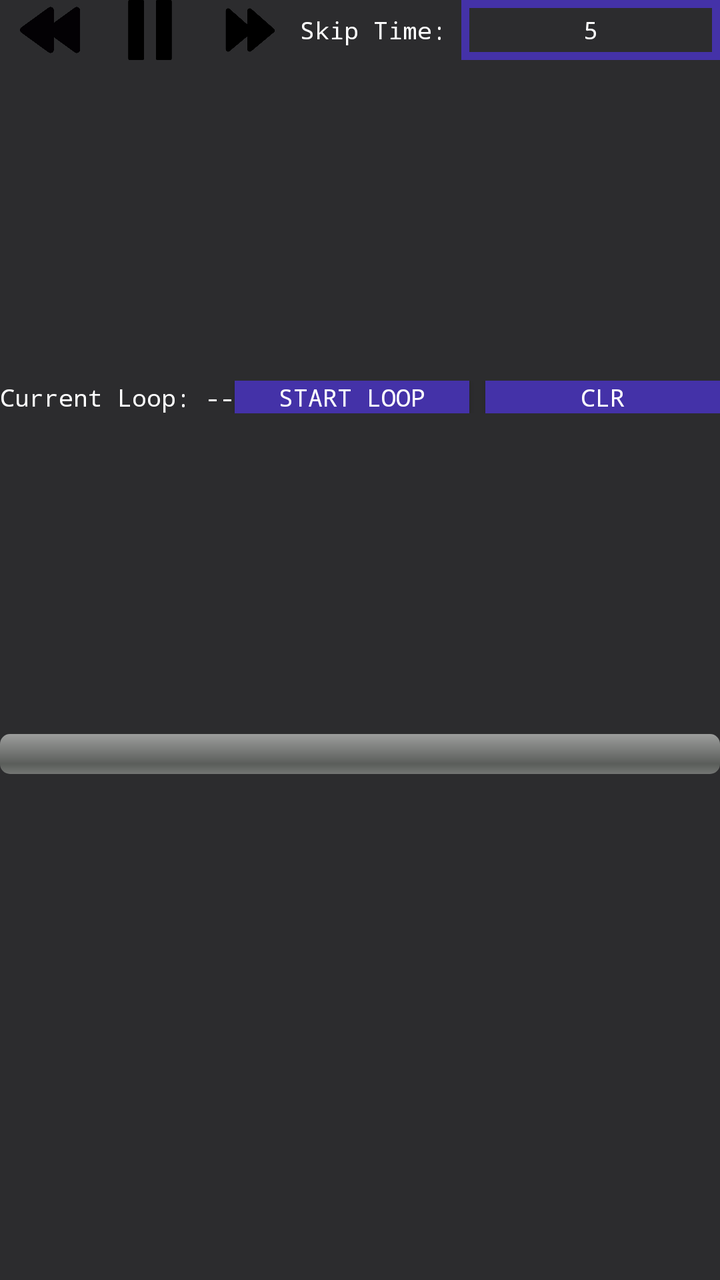
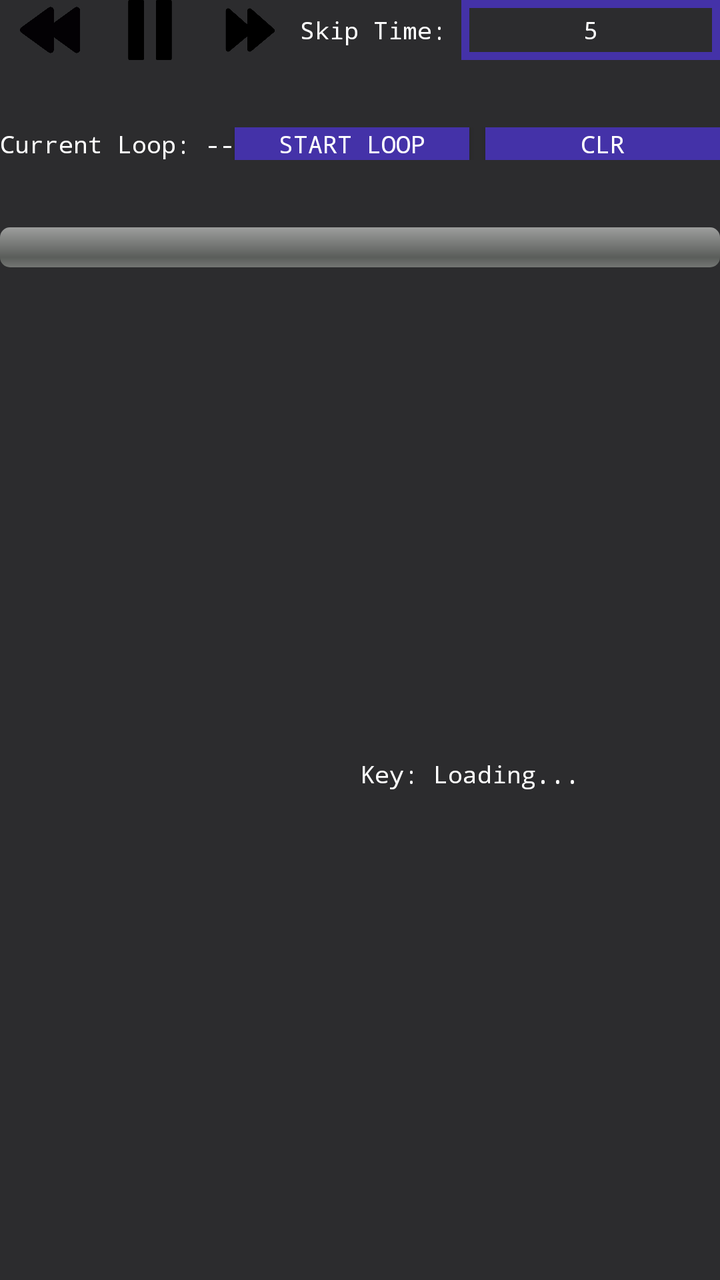

An Android layout rendered at two revisions. The XML below is the earlier revision; the diff shows what the commit changed to produce the second picture.
<!-- AndroidManifest.xml: application theme Theme.Videoplaybackerandroid -->
<!-- res/layout/dashboard.xml -->
<?xml version="1.0" encoding="utf-8"?>
<androidx.constraintlayout.widget.ConstraintLayout xmlns:android="http://schemas.android.com/apk/res/android"
    xmlns:app="http://schemas.android.com/apk/res-auto"
    android:layout_width="match_parent"
    android:layout_height="wrap_content"
    android:theme="@style/Theme.Dashboard"
    >

    <LinearLayout
        android:id="@+id/time_controls"
        android:layout_width="match_parent"
        android:layout_height="wrap_content"
        android:gravity="center"
        android:orientation="horizontal"
        app:layout_constraintEnd_toEndOf="parent"
        app:layout_constraintStart_toStartOf="parent"
        app:layout_constraintTop_toTopOf="parent">

        <androidx.appcompat.widget.AppCompatButton
            android:id="@+id/rewind"
            android:layout_width="30dp"
            android:layout_height="30dp"
            android:layout_marginHorizontal="10dp"
            android:background="@drawable/rewind_button"
            android:contentDescription="rewind" />

        <androidx.appcompat.widget.AppCompatButton
            android:id="@+id/pause"
            android:layout_width="30dp"
            android:layout_height="30dp"
            android:layout_marginHorizontal="10dp"
            android:background="@drawable/pause"
            android:contentDescription="pause" />

        <androidx.appcompat.widget.AppCompatButton
            android:id="@+id/fast_forward"
            android:layout_width="30dp"
            android:layout_height="30dp"
            android:layout_marginHorizontal="10dp"
            android:background="@drawable/fast_forward"
            android:backgroundTint="@null"
            android:contentDescription="ff" />

        <TextView
            android:layout_width="wrap_content"
            android:layout_height="wrap_content"

            android:text="Skip Time: "
             />

        <EditText
            android:id="@+id/skip_time_input"
            android:layout_width="0dp"
            android:layout_height="30dp"
            android:layout_weight="1"
            android:background="@drawable/input_style"
            android:gravity="center"
            android:inputType="numberDecimal"
            android:text="5"
            android:textColor="@color/white"
             />

    </LinearLayout>

    <LinearLayout
        android:id="@+id/loop_controls"
        android:layout_width="match_parent"
        android:layout_height="wrap_content"
        android:gravity="center"
        android:orientation="horizontal"
        app:layout_constraintBottom_toTopOf="@id/progress_section"
        app:layout_constraintEnd_toEndOf="parent"
        app:layout_constraintStart_toStartOf="parent"
        app:layout_constraintTop_toBottomOf="@id/time_controls">

        <TextView
            android:id="@+id/tvCurrentText"
            android:layout_width="0dp"
            android:layout_height="match_parent"
            android:layout_weight="1"
            android:gravity="center"
            android:text="@string/current_loop_null_value" />

        <Button
            android:id="@+id/loop_button"
            android:layout_width="0dp"
            android:layout_height="match_parent"
            android:layout_marginEnd="8dp"
            android:layout_weight="1"
            android:background="@drawable/generic_button"
            android:minWidth="0dp"
            android:minHeight="0dp"
            android:padding="0dp"
            android:text="Start Loop" />

        <Button
            android:id="@+id/clear_button"
            android:layout_width="0dp"
            android:layout_height="match_parent"
            android:layout_weight="1"
            android:background="@drawable/generic_button"
            android:minWidth="0dp"
            android:minHeight="0dp"
            android:padding="0dp"
            android:insetLeft="0dp"
            android:insetRight="0dp"
            android:text="CLR" />

    </LinearLayout>

    <LinearLayout
        android:id="@+id/progress_section"
        android:layout_width="match_parent"
        android:layout_height="wrap_content"
        android:gravity="center"
        android:orientation="horizontal"
        app:layout_constraintEnd_toEndOf="parent"
        app:layout_constraintStart_toStartOf="parent"
        app:layout_constraintTop_toTopOf="@id/loop_controls"
        android:layout_marginTop="50dp"
        app:layout_constraintBottom_toTopOf="@id/beats_section">

        <ProgressBar
            android:id="@+id/progress_bar"
            android:layout_width="match_parent"
            android:layout_height="match_parent"
            style="@android:style/Widget.ProgressBar.Horizontal"

            android:progress="0"/>

    </LinearLayout>

    <LinearLayout
        android:id="@+id/beats_section"
        android:layout_width="match_parent"
        android:layout_height="wrap_content"
        android:orientation="horizontal"
        app:layout_constraintTop_toBottomOf="@id/progress_section"
        app:layout_constraintBottom_toBottomOf="parent"
        >

    </LinearLayout>
</androidx.constraintlayout.widget.ConstraintLayout>
<!-- resources referenced by this layout -->
<resources>
  <color name="white">#FFFFFF</color>
  <!-- drawable fast_forward: png bitmap (drawable, 7627 bytes) -->
  <!-- drawable generic_button (drawable) -->
  <?xml version="1.0" encoding="utf-8"?>
  <selector xmlns:android="http://schemas.android.com/apk/res/android">
      <item>
          <shape android:shape="rectangle">
              <corners android:radius="0dp"/>
              <solid android:color="@color/Primary" />
          </shape>
      </item>
  </selector>
  <!-- drawable input_style (drawable) -->
  <?xml version="1.0" encoding="utf-8"?>
  <shape xmlns:android="http://schemas.android.com/apk/res/android"
      android:shape="rectangle">
  
      <stroke android:width="4dip" android:color="@color/Primary" />
  </shape>
  <!-- drawable pause: png bitmap (drawable, 3288 bytes) -->
  <!-- drawable rewind_button: png bitmap (drawable, 5772 bytes) -->
  <string name="current_loop_null_value" tools:ignore="TypographyDashes">Current Loop: --</string>
  <style name="Theme.Dashboard" parent="Theme.Videoplaybackerandroid">
          <item name="android:textSize">12sp</item>
      </style>
  <style name="Theme.Videoplaybackerandroid" parent="Base.Theme.Videoplaybackerandroid" />
  <color name="Primary">#4432a8</color>
  <style name="Base.Theme.Videoplaybackerandroid" parent="Theme.Material3.DayNight.NoActionBar">
          
          
          <item name="android:textColor">@color/white</item>
          <item name="android:textColorHint">#666666</item>
          <item name="android:colorBackground">@color/black</item>
          <item name="colorOnSurface">@color/white</item>
          <item name="colorOnBackground">@color/white</item>
          <item name="android:fontFamily">monospace</item>
      </style>
  <color name="black">#2c2c2e</color>
</resources>

<!-- the commit's change to res/layout/dashboard.xml (unified diff, before → after) -->
@@ -131,13 +131,39 @@
     </LinearLayout>
 
     <LinearLayout
-        android:id="@+id/beats_section"
         android:layout_width="match_parent"
         android:layout_height="wrap_content"
         android:orientation="horizontal"
+        android:baselineAligned="false"
         app:layout_constraintTop_toBottomOf="@id/progress_section"
-        app:layout_constraintBottom_toBottomOf="parent"
-        >
+        app:layout_constraintBottom_toBottomOf="parent">
+        <LinearLayout
+            android:id="@+id/beats_section"
+            android:layout_width="0dp"
+            android:layout_height="wrap_content"
+            android:layout_weight="1"
+            android:orientation="horizontal"
+            >
+        </LinearLayout>
+        <LinearLayout
+            android:id="@+id/key_section"
+            android:layout_width="0dp"
+            android:layout_height="wrap_content"
+            android:layout_weight="1"
+            android:orientation="horizontal"
+            >
+            <TextView
+                android:layout_width="wrap_content"
+                android:layout_height="wrap_content"
+                android:text="Key: " />
+            <TextView
+                android:id="@+id/tv_key"
+                android:layout_width="0dp"
+                android:layout_height="wrap_content"
+                android:layout_weight="1"
+                android:text="Loading..."
+                />
+        </LinearLayout>
 
     </LinearLayout>
 </androidx.constraintlayout.widget.ConstraintLayout>
